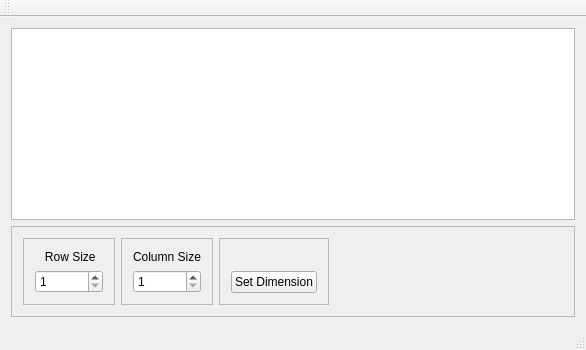
This is src/mainwindow.ui in KaiqueS/Social_Choice_Theory-Basic_Framework as Qt 5 draws it before an edit. The edited form follows.
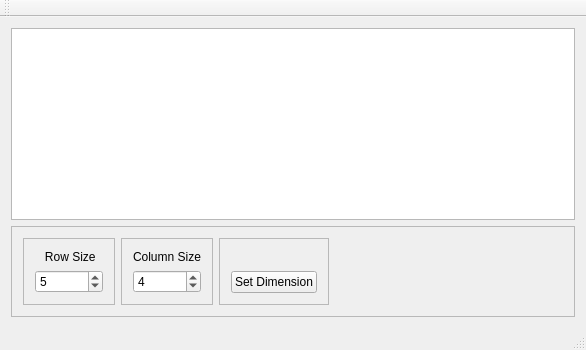
This is the edited form.

```diff
--- a/src/mainwindow.ui
+++ b/src/mainwindow.ui
@@ -60,6 +60,9 @@
             <property name="maximum">
              <number>9999</number>
             </property>
+            <property name="value">
+             <number>5</number>
+            </property>
            </widget>
           </item>
          </layout>
@@ -87,7 +90,10 @@
              <number>1</number>
             </property>
             <property name="maximum">
-             <number>40</number>
+             <number>20</number>
+            </property>
+            <property name="value">
+             <number>4</number>
             </property>
            </widget>
           </item>
```
